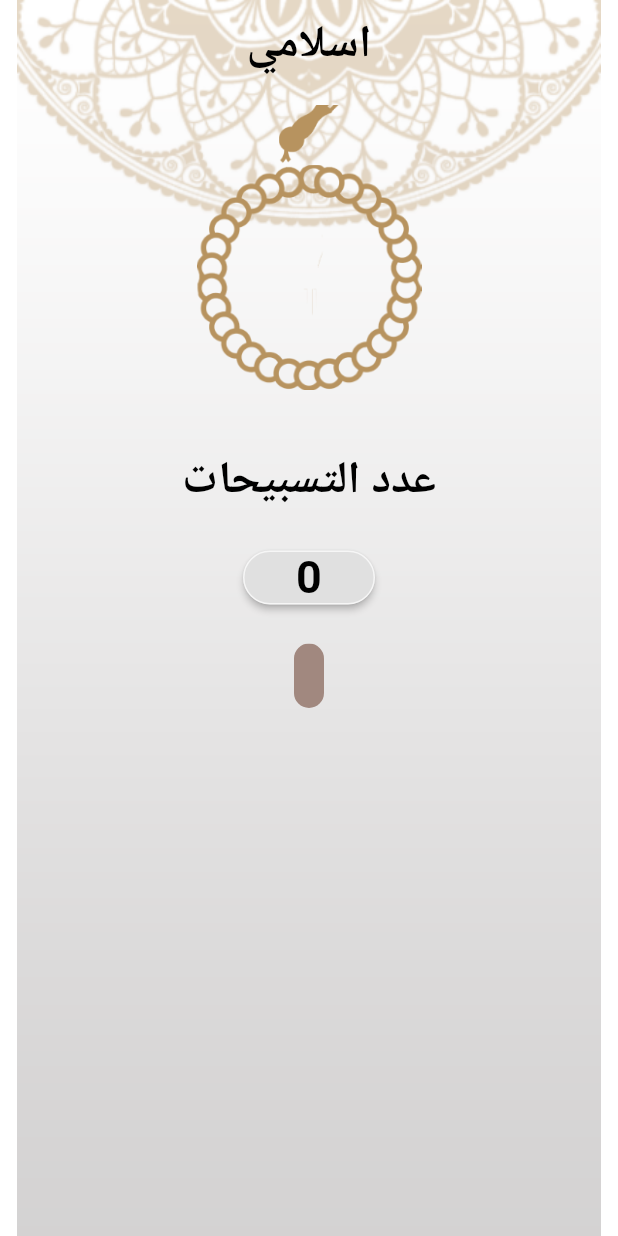
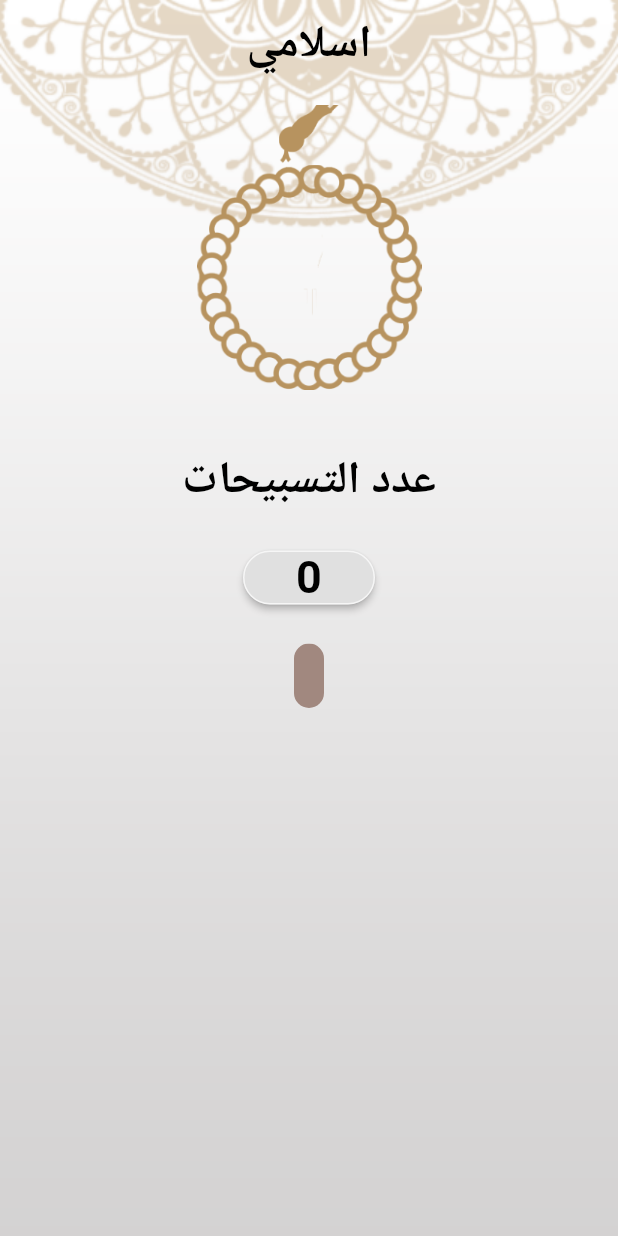
Before and after one commit to mohammedysamir/islami_app, a Flutter app: the Tasbe7 screen opened by its route, on a phone screen of 412 x 824 dp. Run offline on Flutter 3.47's test engine with Material 2 defaults, Android fonts, the phone set to English and light mode, and no system bars.

Commit message:
refactor: update background to fit the device screen.

```diff
--- a/lib/background.dart
+++ b/lib/background.dart
@@ -1,22 +1,19 @@
 import 'package:flutter/cupertino.dart';
 import 'package:flutter/material.dart';
-class background extends StatelessWidget{
+
+class background extends StatelessWidget {
   @override
-  Widget build(BuildContext context){
-return Container(
-        // ignore: prefer_const_constructors
-        decoration: BoxDecoration(
-          // ignore: prefer_const_constructors
-          image: DecorationImage(
-            // ignore: prefer_const_constructors
-            image: AssetImage('assets/images/bg3.png'),
-          )
-        ),
-);
+  Widget build(BuildContext context) {
+    return Container(
+      child: Image.asset("assets/images/bg3.png", fit: BoxFit.fill),
+      width: MediaQuery.of(context).size.width,
+    );
   }
 }
-const TextStyle textstyle=TextStyle( // to avoid code repition
+
+const TextStyle textstyle = TextStyle(
+  // to avoid code repition
   fontSize: 30.0,
-fontWeight: FontWeight.bold,
-color:Colors.black,
+  fontWeight: FontWeight.bold,
+  color: Colors.black,
 );
```
